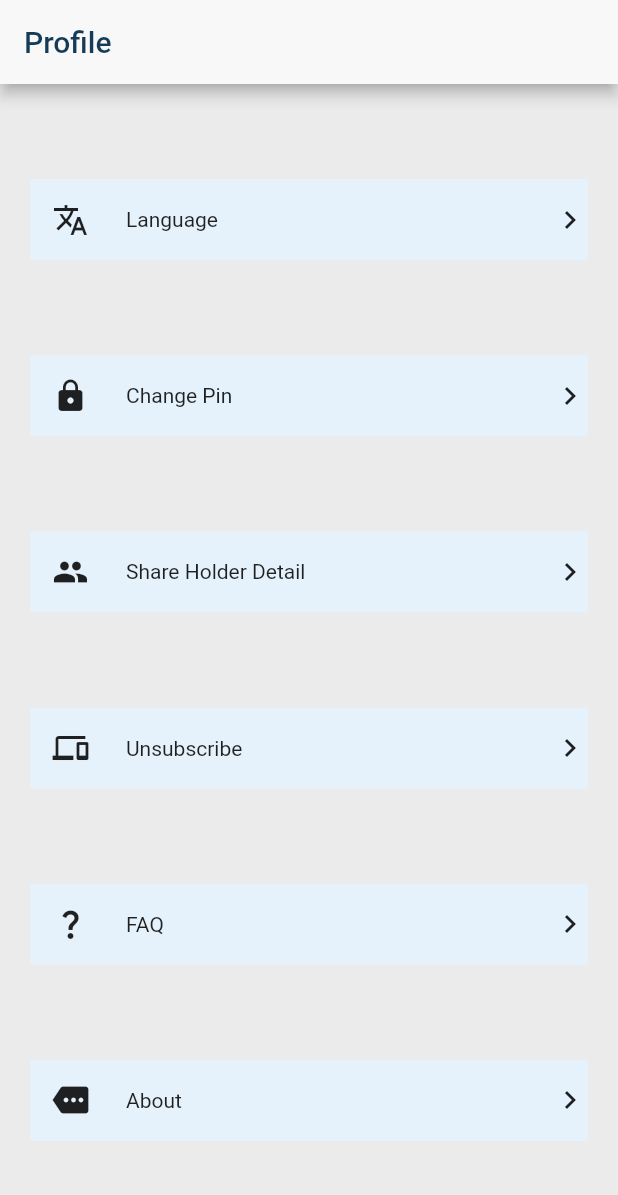
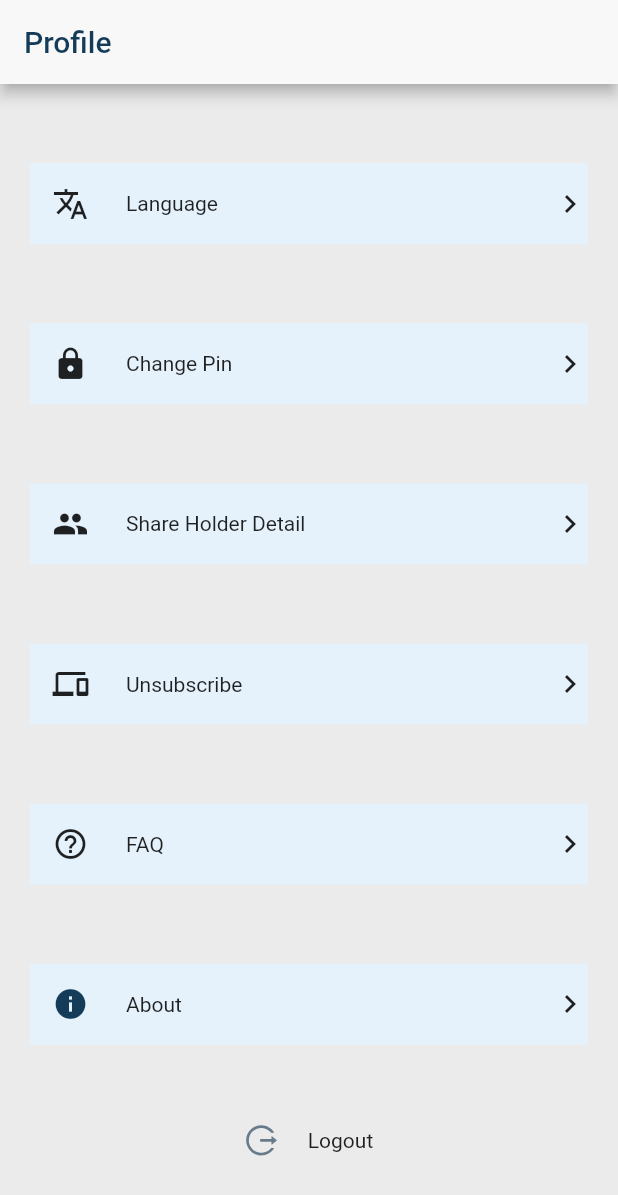
Before and after one commit to Temesgenzewude/Amhara-Bank-Mobile-Banking, a Flutter app: the screen it shows after launch, on a phone screen of 412 x 824 dp. Shown: the top 1195 px of the screen. Run offline on Flutter 3.47's test engine with Material 2 defaults, Android fonts, the light colour scheme and no system bars; our stand-ins replace awesome_dialog, flutter_svg, get, smooth_page_indicator.

Commit message:
profile_added

```diff
--- a/lib/presentation/profile.dart
+++ b/lib/presentation/profile.dart
@@ -1,9 +1,11 @@
 import 'package:amhara_bank_mobile_banking/presentation/onboarding_pages/manage_account.dart';
 import 'package:amhara_bank_mobile_banking/presentation/onboarding_pages/pay_your_bills.dart';
 import 'package:amhara_bank_mobile_banking/presentation/onboarding_pages/top_up_air_time.dart';
+import 'package:awesome_dialog/awesome_dialog.dart';
 import 'package:flutter/material.dart';
 import 'package:flutter_svg/flutter_svg.dart';
 import 'package:smooth_page_indicator/smooth_page_indicator.dart';
+import 'package:get/get.dart';
 
 class profile extends StatefulWidget {
   const profile({Key? key}) : super(key: key);
@@ -18,7 +20,16 @@ class _profileState extends State<profile> {
   bool onpagechange = false;
   @override
   Widget build(BuildContext context) {
-    Size size = MediaQuery.of(context).size;
+
+    void handleLogout() {
+      Get.defaultDialog(
+        title: "Are you sure to log out",
+        content: Container(),
+        confirm: Text("Confirm"),
+        cancel: Text("Cancel"),
+        confirmTextColor: Colors.white,
+      );
+    }
 
     return Scaffold(
         backgroundColor: Color(0xFFEBEBEB),
@@ -123,9 +134,7 @@ class _profileState extends State<profile> {
                 ),
               ),
               GestureDetector(
-                onTap: () {
-
-                },
+                onTap: () {},
                 child: Container(
                   decoration: BoxDecoration(color: Color(0xFFE5F2FC)),
                   child: Row(
@@ -136,7 +145,7 @@ class _profileState extends State<profile> {
                         child: Row(children: [
                           Padding(
                             padding: const EdgeInsets.only(right: 25.0),
-                            child: Icon(Icons.question_mark),
+                            child: Icon(Icons.help_outline),
                           ),
                           Text("FAQ")
                         ]),
@@ -158,7 +167,7 @@ class _profileState extends State<profile> {
                         child: Row(children: [
                           Padding(
                             padding: const EdgeInsets.only(right: 25.0),
-                            child: Icon(Icons.more),
+                            child: Icon(Icons.info,color: Color(0xFF143B58),),
                           ),
                           Text("About")
                         ]),
@@ -168,6 +177,22 @@ class _profileState extends State<profile> {
                   ),
                 ),
               ),
+              GestureDetector(
+                behavior: HitTestBehavior.opaque,
+                onTap: () {
+
+                },
+                child: Row(
+                  mainAxisAlignment: MainAxisAlignment.center,
+                  children: [
+                    Padding(
+                      padding: const EdgeInsets.only(right: 20),
+                      child: SvgPicture.asset("assets/images/Logout.svg"),
+                    ),
+                    Text("Logout")
+                  ],
+                ),
+              )
             ],
           ),
         ));
--- a/pubspec.yaml
+++ b/pubspec.yaml
@@ -38,6 +38,8 @@ dependencies:
   cupertino_icons: ^1.0.2
   smooth_page_indicator: ^1.0.1
   flutter_svg: ^0.22.0
+  awesome_dialog: ^3.0.2
+  get: ^4.6.5
 
 dev_dependencies:
   flutter_test:
```
Also changed, not shown: assets/images/Logout.svg (added), pubspec.lock.
